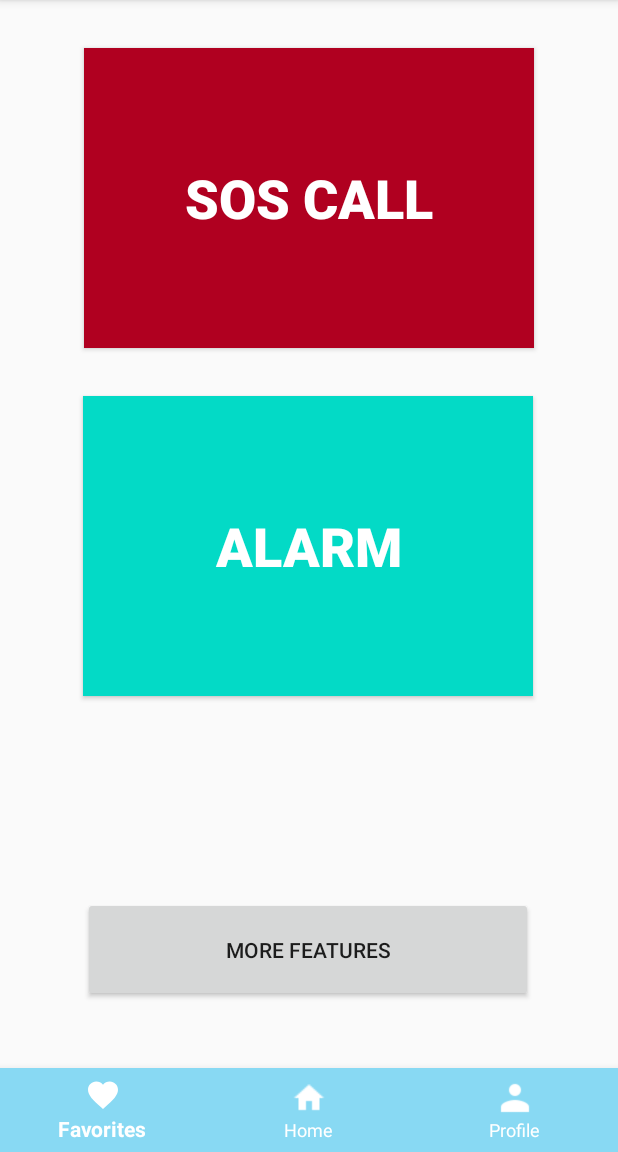
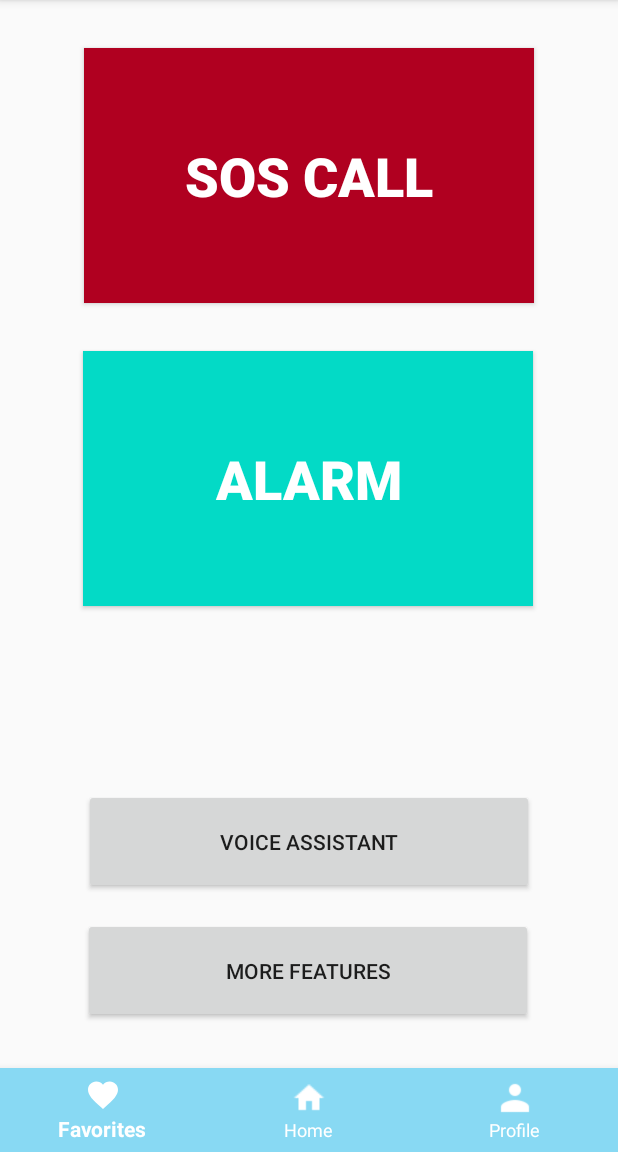
Before and after one commit to rhythmgupta16/Disaster-App, an Android app: the screen it shows after launch once a user with an empty profile is signed in (HomeActivity), on a phone screen of 412 x 824 dp, the part 84-1236 px from its top. Run offline under Robolectric (Android 15) with nearby library versions, the phone set to English and light mode, and no system bars; our stand-ins replace Firebase (no records; nobody signed in at launch, a user with empty details on screens opened directly).

Commit message:
Voice recognition added

```diff
--- a/app/src/main/res/layout/fragment_first_home.xml
+++ b/app/src/main/res/layout/fragment_first_home.xml
@@ -9,7 +9,7 @@
     <Button
         android:id="@+id/btnEmergency"
         android:layout_width="300dp"
-        android:layout_height="200dp"
+        android:layout_height="170dp"
         android:layout_alignParentEnd="true"
         android:layout_alignParentBottom="true"
         android:layout_marginTop="32dp"
@@ -25,7 +25,7 @@
     <Button
         android:id="@+id/btnAlarm"
         android:layout_width="300dp"
-        android:layout_height="200dp"
+        android:layout_height="170dp"
         android:layout_marginTop="32dp"
         android:background="@color/design_default_color_secondary"
         android:text="ALARM"
@@ -51,12 +51,22 @@
         android:id="@+id/btnContinue"
         android:layout_width="300dp"
         android:layout_height="70dp"
-        android:layout_marginTop="32dp"
+        android:layout_marginTop="16dp"
         android:text="More Features"
         app:layout_constraintBottom_toBottomOf="parent"
         app:layout_constraintEnd_toEndOf="parent"
         app:layout_constraintHorizontal_bias="0.495"
         app:layout_constraintStart_toStartOf="parent"
-        app:layout_constraintTop_toBottomOf="@+id/btnStopAudio"
+        app:layout_constraintTop_toBottomOf="@+id/btnVoice"
         app:layout_constraintVertical_bias="0.0" />
+
+    <Button
+        android:id="@+id/btnVoice"
+        android:layout_width="300dp"
+        android:layout_height="70dp"
+        android:layout_marginTop="20dp"
+        android:text="Voice Assistant"
+        app:layout_constraintEnd_toEndOf="parent"
+        app:layout_constraintStart_toStartOf="parent"
+        app:layout_constraintTop_toBottomOf="@+id/btnStopAudio" />
 </androidx.constraintlayout.widget.ConstraintLayout>
```
Also changed, not shown: app/src/main/java/com/example/disasterapp/FirstHomeFragment.java (+51 -1 lines).
